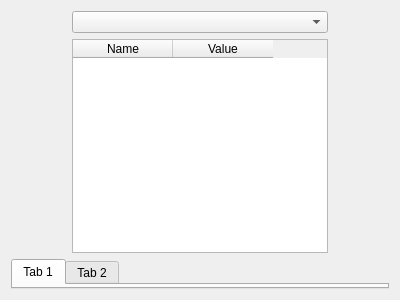
Before: the Qt Designer form yatel/gui/uis/ExplorerFrame.ui in leliel12/yatel, drawn with Qt 5.
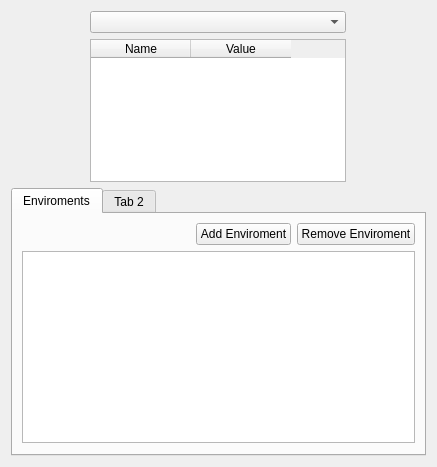
After: the same form once the commit is applied.

Commit message: added dialog for add env

```diff
--- a/yatel/gui/uis/ExplorerFrame.ui
+++ b/yatel/gui/uis/ExplorerFrame.ui
@@ -6,8 +6,8 @@
    <rect>
     <x>0</x>
     <y>0</y>
-    <width>400</width>
-    <height>300</height>
+    <width>437</width>
+    <height>467</height>
    </rect>
   </property>
   <property name="windowTitle">
@@ -73,7 +73,7 @@
    <item>
     <widget class="QTabWidget" name="tabWidget">
      <property name="sizePolicy">
-      <sizepolicy hsizetype="Expanding" vsizetype="Maximum">
+      <sizepolicy hsizetype="Expanding" vsizetype="Minimum">
        <horstretch>0</horstretch>
        <verstretch>0</verstretch>
       </sizepolicy>
@@ -83,8 +83,51 @@
      </property>
      <widget class="QWidget" name="tab">
       <attribute name="title">
-       <string>Tab 1</string>
+       <string>Enviroments</string>
       </attribute>
+      <layout class="QVBoxLayout" name="verticalLayout">
+       <item>
+        <layout class="QHBoxLayout" name="horizontalLayout">
+         <item>
+          <spacer name="horizontalSpacer">
+           <property name="orientation">
+            <enum>Qt::Horizontal</enum>
+           </property>
+           <property name="sizeHint" stdset="0">
+            <size>
+             <width>40</width>
+             <height>20</height>
+            </size>
+           </property>
+          </spacer>
+         </item>
+         <item>
+          <widget class="QPushButton" name="addEnviromentPushButton">
+           <property name="text">
+            <string>Add Enviroment</string>
+           </property>
+          </widget>
+         </item>
+         <item>
+          <widget class="QPushButton" name="pushButton_2">
+           <property name="text">
+            <string>Remove Enviroment</string>
+           </property>
+          </widget>
+         </item>
+        </layout>
+       </item>
+       <item>
+        <widget class="QListWidget" name="listWidget">
+         <property name="sizePolicy">
+          <sizepolicy hsizetype="Expanding" vsizetype="Fixed">
+           <horstretch>0</horstretch>
+           <verstretch>0</verstretch>
+          </sizepolicy>
+         </property>
+        </widget>
+       </item>
+      </layout>
      </widget>
      <widget class="QWidget" name="tab_2">
       <attribute name="title">
```
Left out of the diff: 2 changed lines with no effect on the pictures. The commit also changes 2 other files.
